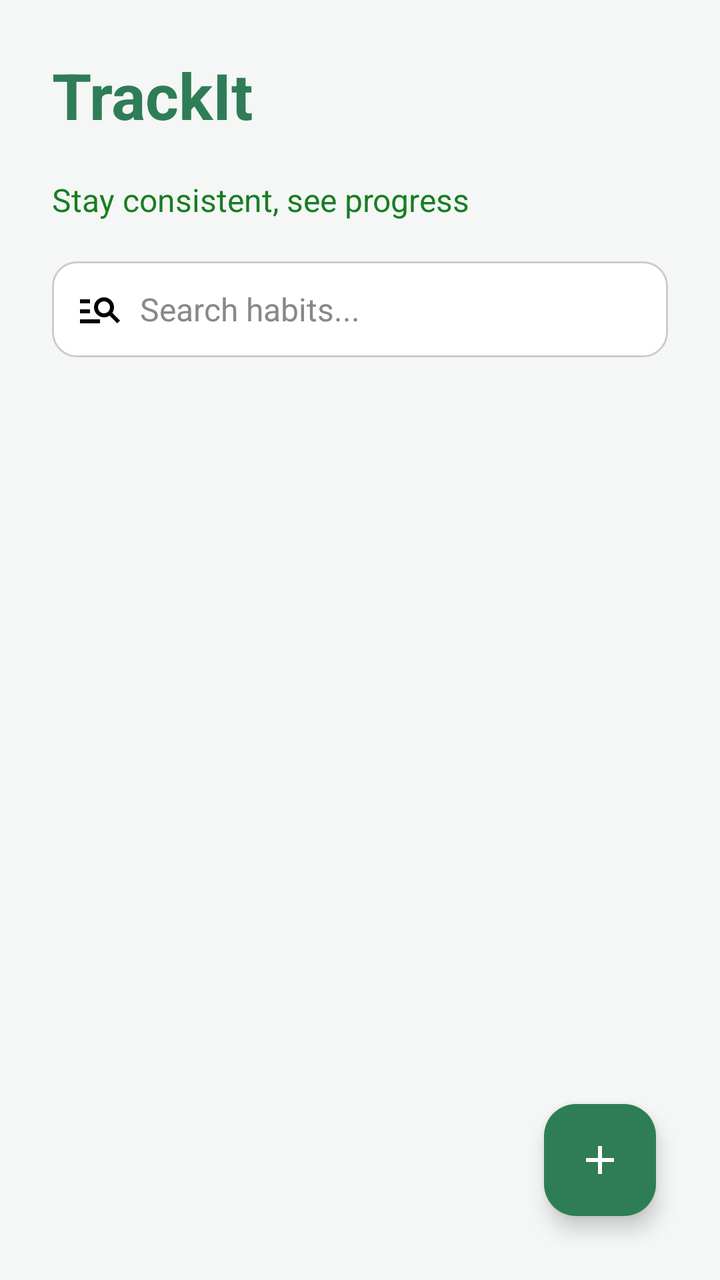
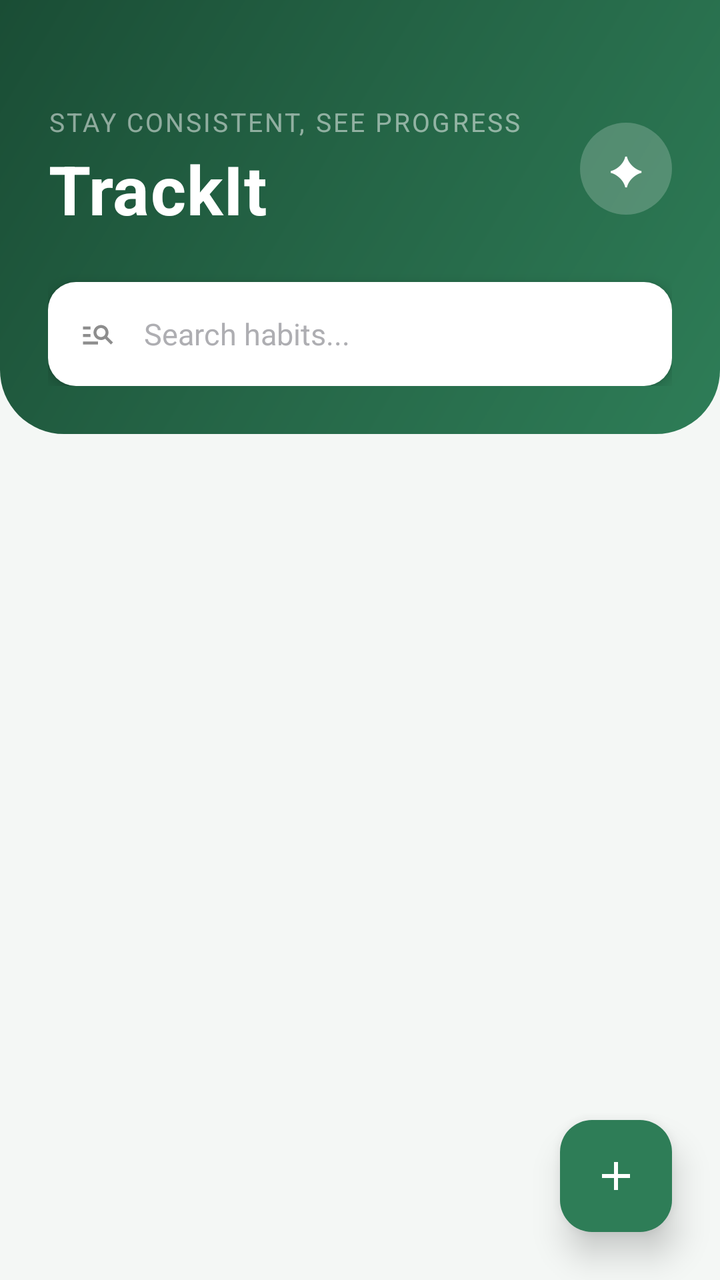

An Android layout rendered at two revisions. The XML below is the earlier revision; the diff shows what the commit changed to produce the second picture.
<!-- AndroidManifest.xml: application theme Theme.TrackIt -->
<!-- res/layout/fragment_main.xml -->
<?xml version="1.0" encoding="utf-8"?>
<LinearLayout xmlns:android="http://schemas.android.com/apk/res/android"
    xmlns:app="http://schemas.android.com/apk/res-auto"
    android:id="@+id/root_layout"
    android:layout_width="match_parent"
    android:layout_height="match_parent"
    android:orientation="vertical"
    android:background="@color/bg_color"
    android:padding="16dp">

    <LinearLayout
        android:id="@+id/header_section"
        android:layout_width="match_parent"
        android:layout_height="wrap_content"
        android:orientation="vertical"
        android:paddingBottom="16dp">

        <TextView
            android:id="@+id/header_title"
            android:layout_width="wrap_content"
            android:layout_height="wrap_content"
            android:text="@string/app_name"
            android:textSize="32sp"
            android:layout_margin="10dp"
            android:textStyle="bold"
            android:textColor="#2e7d57"/>

        <TextView
            android:id="@+id/header_subtitle"
            android:layout_width="wrap_content"
            android:layout_height="wrap_content"
            android:text="@string/header_subtitle"
            android:textSize="16sp"
            android:layout_margin="10dp"
            android:textColor="@color/primary_color"
            android:layout_marginTop="4dp"/>

        <EditText
            android:id="@+id/searchInput"
            android:layout_width="match_parent"
            android:layout_height="wrap_content"
            android:hint="@string/hint_search_habits"
            android:padding="12dp"
            android:layout_margin="10dp"
            android:imeOptions="actionDone"
            android:inputType="text"
            android:singleLine="true"
            android:background="@drawable/search_edittext_bg"
            android:textColor="#000000"
            android:textColorHint="#888888"
            android:textSize="16sp"
            android:drawableStart="@drawable/ic_search"
            android:drawablePadding="8dp"/>
    </LinearLayout>

    <ScrollView
        android:id="@+id/habit_scrollview"
        android:layout_width="match_parent"
        android:layout_height="0dp"
        android:layout_weight="1">

        <LinearLayout
            android:id="@+id/habits_container"
            android:layout_width="match_parent"
            android:layout_height="wrap_content"
            android:orientation="vertical"/>

    </ScrollView>

    <com.google.android.material.floatingactionbutton.FloatingActionButton
        android:id="@+id/addHabitButton"
        android:layout_width="wrap_content"
        android:layout_height="wrap_content"
        android:layout_gravity="end"
        android:layout_margin="16dp"
        android:src="@drawable/ic_add"
        app:backgroundTint="#2e7d57"
        app:tint="@android:color/white"/>

</LinearLayout>
<!-- resources referenced by this layout -->
<resources>
  <color name="bg_color">#f4f7f5</color>
  <color name="primary_color">#187D24</color>
  <!-- drawable ic_add (drawable) -->
  <vector xmlns:android="http://schemas.android.com/apk/res/android" android:height="24dp" android:tint="#000000" android:viewportHeight="24" android:viewportWidth="24" android:width="24dp">
        
      <path android:fillColor="@android:color/white" android:pathData="M19,13h-6v6h-2v-6H5v-2h6V5h2v6h6v2z"/>
      
  </vector>
  <!-- drawable ic_search (drawable) -->
  <vector xmlns:android="http://schemas.android.com/apk/res/android" android:autoMirrored="true" android:height="24dp" android:tint="#000000" android:viewportHeight="24" android:viewportWidth="24" android:width="24dp">
        
      <path android:fillColor="@android:color/white" android:pathData="M7,9H2V7h5V9zM7,12H2v2h5V12zM20.59,19l-3.83,-3.83C15.96,15.69 15.02,16 14,16c-2.76,0 -5,-2.24 -5,-5s2.24,-5 5,-5s5,2.24 5,5c0,1.02 -0.31,1.96 -0.83,2.75L22,17.59L20.59,19zM17,11c0,-1.65 -1.35,-3 -3,-3s-3,1.35 -3,3s1.35,3 3,3S17,12.65 17,11zM2,19h10v-2H2V19z"/>
      
  </vector>
  <!-- drawable search_edittext_bg (drawable) -->
  <shape xmlns:android="http://schemas.android.com/apk/res/android" android:shape="rectangle">
      <solid android:color="#FFFFFF"/>
      <corners android:radius="12dp"/>
      <stroke android:width="1dp" android:color="#CCCCCC"/>
      <padding
          android:left="8dp"
          android:top="8dp"
          android:right="8dp"
          android:bottom="8dp"/>
  </shape>
  <string name="app_name">TrackIt</string>
  <string name="header_subtitle">Stay consistent, see progress</string>
  <string name="hint_search_habits">Search habits...</string>
  <style name="Theme.TrackIt" parent="Base.Theme.TrackIt" />
  <style name="Base.Theme.TrackIt" parent="Theme.Material3.DayNight.NoActionBar">
          
          
      </style>
</resources>

<!-- the commit's change to res/layout/fragment_main.xml (unified diff, before → after) -->
@@ -1,80 +1,157 @@
 <?xml version="1.0" encoding="utf-8"?>
-<LinearLayout xmlns:android="http://schemas.android.com/apk/res/android"
+<androidx.coordinatorlayout.widget.CoordinatorLayout
+    xmlns:android="http://schemas.android.com/apk/res/android"
     xmlns:app="http://schemas.android.com/apk/res-auto"
     android:id="@+id/root_layout"
     android:layout_width="match_parent"
     android:layout_height="match_parent"
-    android:orientation="vertical"
-    android:background="@color/bg_color"
-    android:padding="16dp">
+    android:background="@color/bg_color">
 
-    <LinearLayout
-        android:id="@+id/header_section"
+
+    <com.google.android.material.appbar.AppBarLayout
         android:layout_width="match_parent"
         android:layout_height="wrap_content"
-        android:orientation="vertical"
-        android:paddingBottom="16dp">
+        android:background="@android:color/transparent"
+        app:elevation="0dp">
 
-        <TextView
-            android:id="@+id/header_title"
-            android:layout_width="wrap_content"
-            android:layout_height="wrap_content"
-            android:text="@string/app_name"
-            android:textSize="32sp"
-            android:layout_margin="10dp"
-            android:textStyle="bold"
-            android:textColor="#2e7d57"/>
-
-        <TextView
-            android:id="@+id/header_subtitle"
-            android:layout_width="wrap_content"
-            android:layout_height="wrap_content"
-            android:text="@string/header_subtitle"
-            android:textSize="16sp"
-            android:layout_margin="10dp"
-            android:textColor="@color/primary_color"
-            android:layout_marginTop="4dp"/>
-
-        <EditText
-            android:id="@+id/searchInput"
+        <LinearLayout
+            android:id="@+id/header_section"
             android:layout_width="match_parent"
             android:layout_height="wrap_content"
-            android:hint="@string/hint_search_habits"
-            android:padding="12dp"
-            android:layout_margin="10dp"
-            android:imeOptions="actionDone"
-            android:inputType="text"
-            android:singleLine="true"
-            android:background="@drawable/search_edittext_bg"
-            android:textColor="#000000"
-            android:textColorHint="#888888"
-            android:textSize="16sp"
-            android:drawableStart="@drawable/ic_search"
-            android:drawablePadding="8dp"/>
-    </LinearLayout>
+            android:orientation="vertical"
+            android:paddingStart="24dp"
+            android:paddingEnd="24dp"
+            android:paddingTop="52dp"
+            android:paddingBottom="24dp"
+            android:background="@drawable/header_gradient_bg">
+
+
+            <LinearLayout
+                android:layout_width="match_parent"
+                android:layout_height="wrap_content"
+                android:orientation="horizontal"
+                android:gravity="center_vertical">
+
+                <LinearLayout
+                    android:layout_width="0dp"
+                    android:layout_height="wrap_content"
+                    android:layout_weight="1"
+                    android:orientation="vertical">
+
+                    <TextView
+                        android:id="@+id/header_subtitle"
+                        android:layout_width="wrap_content"
+                        android:layout_height="wrap_content"
+                        android:text="@string/header_subtitle"
+                        android:textSize="13sp"
+                        android:letterSpacing="0.08"
+                        android:textAllCaps="true"
+                        android:textColor="#80FFFFFF"/>
+
+                    <TextView
+                        android:id="@+id/header_title"
+                        android:layout_width="wrap_content"
+                        android:layout_height="wrap_content"
+                        android:text="@string/app_name"
+                        android:textSize="34sp"
+                        android:textStyle="bold"
+                        android:textColor="#FFFFFF"
+                        android:letterSpacing="0.01"
+                        android:layout_marginTop="2dp"/>
+
+                </LinearLayout>
+
+
+                <FrameLayout
+                    android:id="@+id/AiLink"
+                    android:layout_width="46dp"
+                    android:layout_height="46dp"
+                    android:background="@drawable/circle_white_alpha"
+                    android:gravity="center">
+
+                    <TextView
+                        android:id="@+id/Avatar"
+                        android:layout_width="wrap_content"
+                        android:layout_height="wrap_content"
+                        android:layout_gravity="center"
+                        android:text="✦"
+                        android:textSize="20sp"
+                        android:textColor="#FFFFFF"/>
+
+                </FrameLayout>
+
+            </LinearLayout>
+
+
+            <FrameLayout
+                android:layout_width="match_parent"
+                android:layout_height="52dp"
+                android:layout_marginTop="24dp"
+                android:background="@drawable/search_card_bg"
+                android:elevation="4dp">
+
+                <ImageView
+                    android:layout_width="18dp"
+                    android:layout_height="18dp"
+                    android:layout_gravity="center_vertical"
+                    android:layout_marginStart="16dp"
+                    android:src="@drawable/ic_search"
+                    android:alpha="0.45"/>
+
+                <EditText
+                    android:id="@+id/searchInput"
+                    android:layout_width="match_parent"
+                    android:layout_height="match_parent"
+                    android:paddingStart="48dp"
+                    android:paddingEnd="16dp"
+                    android:hint="@string/hint_search_habits"
+                    android:imeOptions="actionDone"
+                    android:inputType="text"
+                    android:singleLine="true"
+                    android:background="@android:color/transparent"
+                    android:textColor="#1C1C1E"
+                    android:textColorHint="#AEAEB2"
+                    android:textSize="15sp"/>
+
+            </FrameLayout>
+
+        </LinearLayout>
+
+    </com.google.android.material.appbar.AppBarLayout>
+
 
     <ScrollView
         android:id="@+id/habit_scrollview"
         android:layout_width="match_parent"
-        android:layout_height="0dp"
-        android:layout_weight="1">
+        android:layout_height="match_parent"
+        android:paddingTop="8dp"
+        android:paddingStart="16dp"
+        android:paddingEnd="16dp"
+        android:paddingBottom="96dp"
+        android:clipToPadding="false"
+        app:layout_behavior="@string/appbar_scrolling_view_behavior">
 
         <LinearLayout
             android:id="@+id/habits_container"
             android:layout_width="match_parent"
             android:layout_height="wrap_content"
-            android:orientation="vertical"/>
+            android:orientation="vertical"
+            android:paddingTop="12dp"/>
+
 
     </ScrollView>
-
     <com.google.android.material.floatingactionbutton.FloatingActionButton
         android:id="@+id/addHabitButton"
         android:layout_width="wrap_content"
         android:layout_height="wrap_content"
-        android:layout_gravity="end"
-        android:layout_margin="16dp"
+        android:layout_gravity="bottom|end"
+        android:layout_margin="24dp"
         android:src="@drawable/ic_add"
         app:backgroundTint="#2e7d57"
-        app:tint="@android:color/white"/>
+        app:tint="@android:color/white"
+        app:elevation="10dp"
+        app:fabSize="normal"
+        app:layout_anchorGravity="bottom|end"/>
 
-</LinearLayout>
+
+</androidx.coordinatorlayout.widget.CoordinatorLayout>
<!-- resource entries referenced after the edit -->
@@ -1,7 +1,25 @@
 <!-- resources referenced by this layout -->
 <resources>
   <color name="bg_color">#f4f7f5</color>
-  <color name="primary_color">#187D24</color>
+  <!-- drawable circle_white_alpha (drawable) -->
+  <?xml version="1.0" encoding="utf-8"?>
+  <shape xmlns:android="http://schemas.android.com/apk/res/android"
+      android:shape="oval">
+      <solid android:color="#33FFFFFF"/>
+  </shape>
+  <!-- drawable header_gradient_bg (drawable) -->
+  <?xml version="1.0" encoding="utf-8"?>
+  <shape xmlns:android="http://schemas.android.com/apk/res/android">
+      <gradient
+          android:startColor="#2e7d57"
+          android:centerColor="#256647"
+          android:endColor="#1a4d35"
+          android:angle="135"
+          android:type="linear"/>
+      <corners
+          android:bottomLeftRadius="32dp"
+          android:bottomRightRadius="32dp"/>
+  </shape>
   <!-- drawable ic_add (drawable) -->
   <vector xmlns:android="http://schemas.android.com/apk/res/android" android:height="24dp" android:tint="#000000" android:viewportHeight="24" android:viewportWidth="24" android:width="24dp">
         
@@ -14,16 +32,11 @@
       <path android:fillColor="@android:color/white" android:pathData="M7,9H2V7h5V9zM7,12H2v2h5V12zM20.59,19l-3.83,-3.83C15.96,15.69 15.02,16 14,16c-2.76,0 -5,-2.24 -5,-5s2.24,-5 5,-5s5,2.24 5,5c0,1.02 -0.31,1.96 -0.83,2.75L22,17.59L20.59,19zM17,11c0,-1.65 -1.35,-3 -3,-3s-3,1.35 -3,3s1.35,3 3,3S17,12.65 17,11zM2,19h10v-2H2V19z"/>
       
   </vector>
-  <!-- drawable search_edittext_bg (drawable) -->
-  <shape xmlns:android="http://schemas.android.com/apk/res/android" android:shape="rectangle">
+  <!-- drawable search_card_bg (drawable) -->
+  <?xml version="1.0" encoding="utf-8"?>
+  <shape xmlns:android="http://schemas.android.com/apk/res/android">
       <solid android:color="#FFFFFF"/>
-      <corners android:radius="12dp"/>
-      <stroke android:width="1dp" android:color="#CCCCCC"/>
-      <padding
-          android:left="8dp"
-          android:top="8dp"
-          android:right="8dp"
-          android:bottom="8dp"/>
+      <corners android:radius="14dp"/>
   </shape>
   <string name="app_name">TrackIt</string>
   <string name="header_subtitle">Stay consistent, see progress</string>
